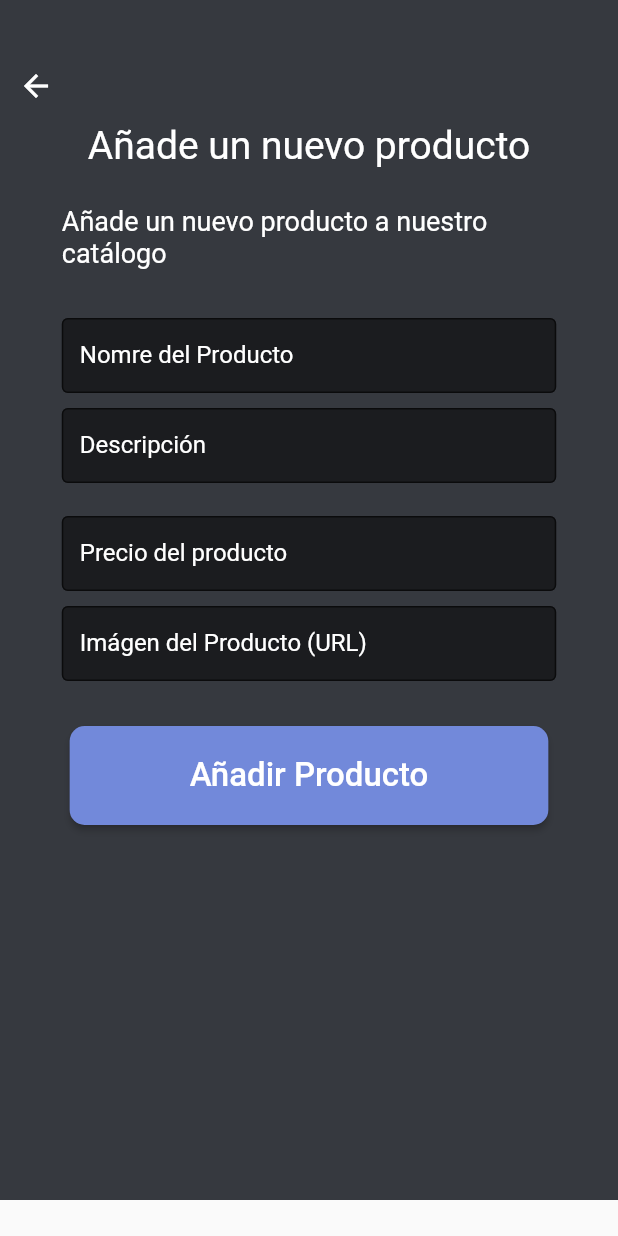
After one commit to Warlocko/metro_mobile, a Flutter app: the MmAdminStore screen opened directly, on a phone screen of 412 x 824 dp. The commit adds this screen. Run offline on Flutter 3.47's test engine with Material 2 defaults, Android fonts, the phone set to English and light mode, and no system bars; our stand-ins replace cloud_firestore, firebase_auth, flutter_spinkit; accounts and stored records are empty.

Commit message:
Pantalla de añadir productos y QoL improvements

```diff
--- /dev/null
+++ b/lib/adminStore.dart
@@ -0,0 +1,171 @@
+import 'package:flutter/cupertino.dart';
+import 'package:flutter/material.dart';
+import 'package:metromobile/homepage.dart';
+import 'package:metromobile/navbar.dart';
+
+class MmAdminStore extends StatefulWidget {
+  @override
+  MmAdminStoreState createState() => MmAdminStoreState();
+}
+
+class MmAdminStoreState extends State<MmAdminStore> {
+  @override
+
+  Widget build(BuildContext context) {
+    Map<int, Color> grayDisc = {
+      50: Color.fromRGBO(54, 57, 63, .1),
+      100: Color.fromRGBO(54, 57, 63, .2),
+      200: Color.fromRGBO(54, 57, 63, .3),
+      300: Color.fromRGBO(54, 57, 63, .4),
+      400: Color.fromRGBO(54, 57, 63, .5),
+      500: Color.fromRGBO(54, 57, 63, .6),
+      600: Color.fromRGBO(54, 57, 63, .7),
+      700: Color.fromRGBO(54, 57, 63, .8),
+      800: Color.fromRGBO(54, 57, 63, .9),
+      900: Color.fromRGBO(54, 57, 63, 1),
+    };
+    Map<int, Color> blueDisc = {
+      50: Color.fromRGBO(114, 137, 218, .1),
+      100: Color.fromRGBO(114, 137, 218,.2),
+      200: Color.fromRGBO(114, 137, 218, .3),
+      300: Color.fromRGBO(114, 137, 218, .4),
+      400: Color.fromRGBO(114, 137, 218, .5),
+      500: Color.fromRGBO(114, 137, 218, .6),
+      600: Color.fromRGBO(114, 137, 218, .7),
+      700: Color.fromRGBO(114, 137, 218, .8),
+      800: Color.fromRGBO(114, 137, 218, .9),
+      900: Color.fromRGBO(114, 137, 218, 1),
+    };
+    MaterialColor myGrey = MaterialColor(0xFF36393F, grayDisc);
+    MaterialColor myblue = MaterialColor(0xFF7289DA, blueDisc);
+
+    return Scaffold(
+      body: SingleChildScrollView(
+        child:
+        Container(
+          width: double.infinity,
+          height: 800,
+          color: myGrey,
+          child: Column(
+            children: <Widget>[
+              Container(
+                height: 50,
+                width: double.infinity,
+                margin: EdgeInsets.only(top:32, left: 0),
+                child: Align(
+                  alignment: Alignment.centerLeft,
+                  child: new IconButton(
+                    icon: new Icon(Icons.arrow_back, color: Colors.white),
+                    onPressed: () {
+                      Navigator.push(context, MaterialPageRoute(builder: (context) => MmNavbarStateful()));
+                    },
+                  ),
+                )
+              ),
+              Container(
+                width: double.infinity,
+                child:
+                  Text("Añade un nuevo producto", textAlign: TextAlign.center, style: TextStyle(color: Colors.white, fontSize: 26),)
+              ),
+              Form(
+                //key: _formKey,
+                child: Column( children: <Widget>[
+                  Container(
+                    margin: EdgeInsets.only(bottom: 25, top: 25),
+                    height: 50,
+                    width: MediaQuery.of(context).size.width * 0.80,
+                    child: Text(
+                      'Añade un nuevo producto a nuestro catálogo', textAlign: TextAlign.left,
+                      style: TextStyle(color: Colors.white, fontSize: 18),
+                    ),
+                  ),
+                  Container(
+                      margin: EdgeInsets.only(bottom: 10),
+                      height: 50,
+                      width: MediaQuery.of(context).size.width * 0.80,
+                      child: TextFormField(
+                        style: TextStyle(color: Colors.white),
+                        decoration: InputDecoration(
+                          filled: true,
+                          border: OutlineInputBorder(),
+                          fillColor: Colors.black.withOpacity(0.5),
+                          labelStyle: TextStyle(color: Colors.white),
+                          labelText: 'Nomre del Producto',
+                        ),
+                        validator: (value) =>  value.isEmpty ? 'Ingresa un nombre' : null,
+                      )
+                  ),
+                  Container(
+                      margin: EdgeInsets.only(bottom: 10),
+                      height: 50,
+                      width: MediaQuery.of(context).size.width * 0.80,
+                      child: TextFormField(
+                        style: TextStyle(color: Colors.white),
+                        decoration: InputDecoration(
+                          filled: true,
+                          border: OutlineInputBorder(),
+                          fillColor: Colors.black.withOpacity(0.5),
+                          labelStyle: TextStyle(color: Colors.white),
+                          labelText: 'Descripción',
+                        ),
+                        validator: (value) =>  value.isEmpty ? 'Ingresa la descripción' : null,
+                      )
+                  ),
+                  SizedBox(height: 12.0),
+                  Container(
+                        margin: EdgeInsets.only(bottom: 10),
+                        height: 50,
+                        width: MediaQuery.of(context).size.width * 0.80,
+                        child: TextFormField(
+                          style: TextStyle(color: Colors.white),
+                          keyboardType: TextInputType.number,
+                          decoration: InputDecoration(
+                            filled: true,
+                            border: OutlineInputBorder(),
+                            fillColor: Colors.black.withOpacity(0.5),
+                            labelStyle: TextStyle(color: Colors.white),
+                            labelText: 'Precio del producto',
+                          ),
+                          validator: (value) =>  value.isEmpty ? 'Ingresa el precio' : null,
+                        )
+                    ),
+                    Container(
+                        margin: EdgeInsets.only(bottom: 10),
+                        height: 50,
+                        width: MediaQuery.of(context).size.width * 0.80,
+                        child: TextFormField(
+                          style: TextStyle(color: Colors.white),
+                          decoration: InputDecoration(
+                            filled: true,
+                            border: OutlineInputBorder(),
+                            fillColor: Colors.black.withOpacity(0.5),
+                            labelStyle: TextStyle(color: Colors.white),
+                            labelText: 'Imágen del Producto (URL)',
+                          ),
+                          validator: (value) =>  value.isEmpty ? 'Ingresa la imágen' : null,
+                        )
+                    ),
+                    Container(
+                      margin: EdgeInsets.only(top: 20),
+                      child:
+                      RaisedButton(
+                        onPressed: () async {},
+                        color: myblue,
+                        shape: RoundedRectangleBorder(
+                            borderRadius: BorderRadius.circular(10)),
+                        padding: EdgeInsets.only(
+                            top: 20, bottom: 20, left: 80, right: 80),
+                        child: const Text('Añadir Producto',
+                            style: TextStyle(color: Colors.white, fontSize: 22)),
+                      )
+                  ),
+                ],
+                ),
+              )
+            ],
+          ),
+        ),
+      ),
+    );
+  }
+}
--- a/lib/category.dart
+++ b/lib/category.dart
@@ -40,7 +40,7 @@ class MmCategory extends State<MmCategoryStateful> {
       body: SingleChildScrollView(
         child: Container(
           width: double.infinity,
-          height: 710,
+          height: 750,
           color: myGrey,
           child: Column(
             children: <Widget>[
--- a/lib/confirmation.dart
+++ b/lib/confirmation.dart
@@ -54,7 +54,7 @@ class MmConfirmation extends State<MmConfirmationStateful> {
         body: SingleChildScrollView(
             child: Container(
                 width: double.infinity,
-                height: 600,
+                height: 750,
                 color: myGrey,
                 child: Column(children: <Widget>[
                   Container(
--- a/lib/database.dart
+++ b/lib/database.dart
@@ -4,5 +4,4 @@ class DatabaseService {
 
     final CollectionReference userCollection = Firestore.instance.collection('user');
 
-
 }
```
Also changed, not shown: pubspec.lock.
